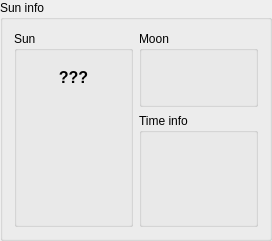
AMOS-uniba/amos-client, file widgets/qsuninfo.ui: the form before one commit.
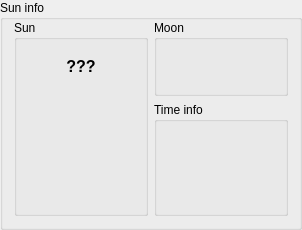
The form after the commit. Custom widgets are drawn as their Qt base class.

Commit message: Minor fixes to GUI, turned off Y800 hack

```diff
--- a/widgets/qsuninfo.ui
+++ b/widgets/qsuninfo.ui
@@ -6,14 +6,17 @@
    <rect>
     <x>0</x>
     <y>0</y>
-    <width>272</width>
-    <height>213</height>
+    <width>302</width>
+    <height>204</height>
    </rect>
   </property>
   <property name="title">
    <string>Sun info</string>
   </property>
   <layout class="QGridLayout" name="gridLayout">
+   <property name="topMargin">
+    <number>0</number>
+   </property>
    <item row="1" column="0" rowspan="3">
     <widget class="QGroupBox" name="gb_sun">
      <property name="title">
```
The commit also changes 4 other files.
